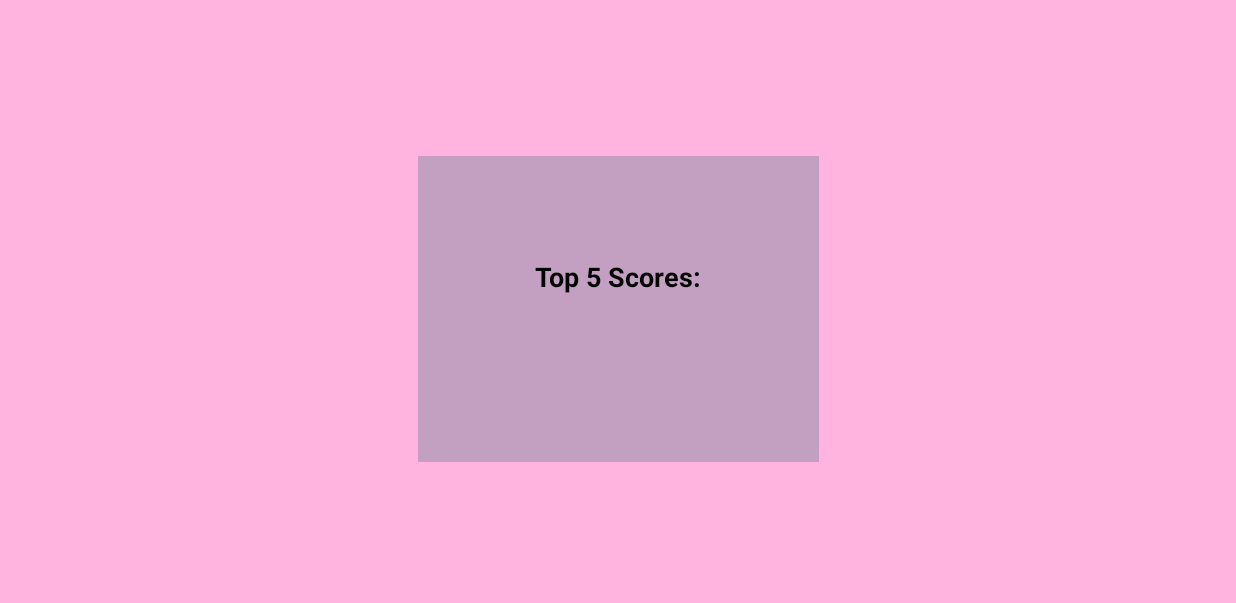
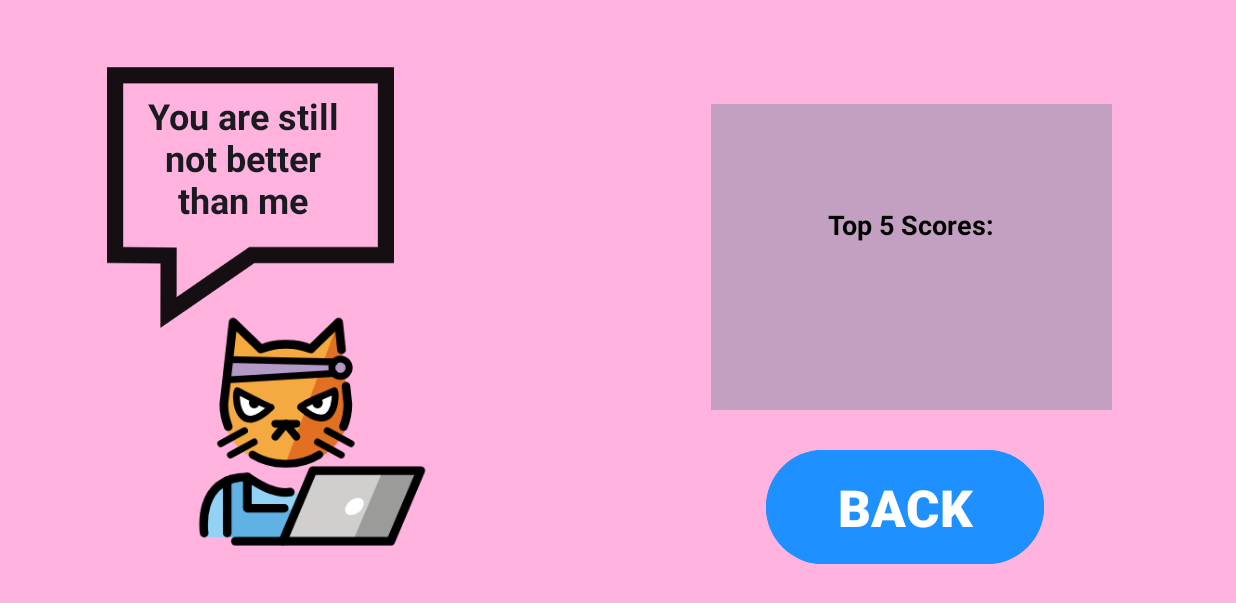
Before and after one commit to Roisin-M/MADFinalproject_Prototype1, an Android app: the HighScores screen opened directly, with no data from a screen before it, on a phone screen of 824 x 412 dp (held sideways). Shown: the top 603 px of the screen. Run offline under Robolectric (Android 15) with nearby library versions, the phone set to English and light mode, and no system bars.

Commit message:
imrpoved ui

```diff
--- a/app/src/main/java/com/example/finalproject_prototype1/HighScores.java
+++ b/app/src/main/java/com/example/finalproject_prototype1/HighScores.java
@@ -1,8 +1,10 @@
 package com.example.finalproject_prototype1;
 
+import android.content.Intent;
 import android.os.Bundle;
 import android.util.Log;
 import android.view.View;
+import android.widget.Button;
 import android.widget.EditText;
 import android.widget.TextView;
 
@@ -18,6 +20,7 @@ public class HighScores extends AppCompatActivity {
 
     private TextView highScoresList;
     private DatabaseHandler db;
+    private Button goBack;
     @Override
     protected void onCreate(Bundle savedInstanceState) {
         super.onCreate(savedInstanceState);
@@ -26,7 +29,19 @@ public class HighScores extends AppCompatActivity {
 
         db = new DatabaseHandler(this);
         highScoresList = findViewById(R.id.tv_HighScoresList);
+        goBack = findViewById(R.id.btn_NavGameOver);
         displayTopScores();
+
+        //method to go back to navigate back to Main Screen
+        GoBack();
+
+    }
+    private void GoBack(){
+        goBack.setOnClickListener(v->{
+            Intent pMA = new Intent(HighScores.this, MainActivity.class);
+            startActivity(pMA);
+            finish();
+        });
     }
     private void displayTopScores() {
         List<HighScoreClass> topScores = db.top5Highscore();
--- a/app/src/main/res/layout/activity_game_over.xml
+++ b/app/src/main/res/layout/activity_game_over.xml
@@ -52,7 +52,7 @@
         android:textStyle="bold"
         app:layout_constraintBottom_toBottomOf="parent"
         app:layout_constraintEnd_toEndOf="parent"
-        app:layout_constraintHorizontal_bias="0.293"
+        app:layout_constraintHorizontal_bias="0.313"
         app:layout_constraintStart_toStartOf="parent"
         app:layout_constraintTop_toTopOf="parent"
         app:layout_constraintVertical_bias="0.142" />
@@ -91,7 +91,7 @@
         android:textStyle="bold"
         app:layout_constraintBottom_toBottomOf="parent"
         app:layout_constraintEnd_toEndOf="parent"
-        app:layout_constraintHorizontal_bias="0.308"
+        app:layout_constraintHorizontal_bias="0.321"
         app:layout_constraintStart_toStartOf="parent"
         app:layout_constraintTop_toTopOf="parent"
         app:layout_constraintVertical_bias="0.252" />
@@ -106,7 +106,7 @@
         android:textStyle="bold"
         app:layout_constraintBottom_toBottomOf="parent"
         app:layout_constraintEnd_toEndOf="parent"
-        app:layout_constraintHorizontal_bias="0.338"
+        app:layout_constraintHorizontal_bias="0.349"
         app:layout_constraintStart_toStartOf="parent"
         app:layout_constraintTop_toTopOf="parent"
         app:layout_constraintVertical_bias="0.348" />
--- a/app/src/main/res/layout/activity_high_scores.xml
+++ b/app/src/main/res/layout/activity_high_scores.xml
@@ -20,8 +20,57 @@
         android:textStyle="bold"
         app:layout_constraintBottom_toBottomOf="parent"
         app:layout_constraintEnd_toEndOf="parent"
+        app:layout_constraintHorizontal_bias="0.852"
         app:layout_constraintStart_toStartOf="parent"
         app:layout_constraintTop_toTopOf="parent"
+        app:layout_constraintVertical_bias="0.333"
         tools:text="Top 5 Scores:\n\n1. Alice: 20\n2. Bob: 18\n3. Carol: 15\n4. Dave: 10\n5. Eve: 5" />
 
+    <Button
+        android:id="@+id/btn_NavGameOver"
+        android:layout_width="185dp"
+        android:layout_height="84dp"
+        android:layout_marginTop="296dp"
+        android:layout_marginEnd="128dp"
+        android:backgroundTint="@color/blue"
+        android:text="@string/HScr_Back"
+        android:textSize="34sp"
+        android:textStyle="bold"
+        app:layout_constraintEnd_toEndOf="parent"
+        app:layout_constraintTop_toTopOf="parent" />
+
+    <ImageView
+        android:id="@+id/imageView4"
+        android:layout_width="382dp"
+        android:layout_height="207dp"
+        android:layout_marginBottom="16dp"
+        app:layout_constraintBottom_toBottomOf="parent"
+        app:srcCompat="@drawable/hacker_cat_svgrepo_com"
+        tools:layout_editor_absoluteX="-80dp" />
+
+    <TextView
+        android:id="@+id/textView5"
+        android:layout_width="132dp"
+        android:layout_height="98dp"
+        android:layout_marginEnd="596dp"
+        android:text="@string/HScr_notGood"
+        android:textAlignment="center"
+        android:textColor="@color/material_dynamic_neutral10"
+        android:textSize="24sp"
+        android:textStyle="bold"
+        app:layout_constraintBottom_toBottomOf="parent"
+        app:layout_constraintEnd_toEndOf="parent"
+        app:layout_constraintTop_toTopOf="parent"
+        app:layout_constraintVertical_bias="0.194" />
+
+    <ImageView
+        android:id="@+id/imageView5"
+        android:layout_width="334dp"
+        android:layout_height="191dp"
+        app:layout_constraintBottom_toBottomOf="parent"
+        app:layout_constraintTop_toTopOf="parent"
+        app:layout_constraintVertical_bias="0.163"
+        app:srcCompat="@drawable/speechbubble"
+        tools:layout_editor_absoluteX="228dp" />
+
 </androidx.constraintlayout.widget.ConstraintLayout>
--- a/app/src/main/res/values/strings.xml
+++ b/app/src/main/res/values/strings.xml
@@ -10,4 +10,7 @@
     <string name="GmOver_ScoreLabel">Your Score : </string>
     <string name="GmOver_PlayAgain">PLAY AGAIN</string>
     <string name="GmOver_leaderBrd">LEADERBOARD</string>
+    <!--High Scores/ leaderboard screen-->
+    <string name="HScr_Back">BACK</string>
+    <string name="HScr_notGood">You are still not better than me</string>
 </resources>
```
Also changed, not shown: app/src/main/java/com/example/finalproject_prototype1/GamePlay.java (+4 -4 lines), app/src/main/res/layout/activity_game_play.xml (+1 -11 lines), app/src/main/res/layout/activity_main.xml (+19 -8 lines).
